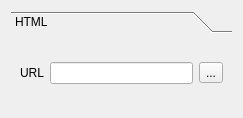
The window that src/ui/qgscomposerhtmlitemwidgetbase.ui (mhugent/QGIS) describes before a commit, drawn with Qt 5.
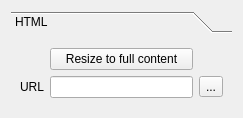
The same window after the commit.

Commit message: Take default dpi from QImage, zoom to full html function

The edit to the form file:
```diff
--- a/src/ui/qgscomposerhtmlitemwidgetbase.ui
+++ b/src/ui/qgscomposerhtmlitemwidgetbase.ui
@@ -32,23 +32,30 @@
        <string>HTML</string>
       </attribute>
       <layout class="QGridLayout" name="gridLayout">
-       <item row="0" column="0">
-        <widget class="QLabel" name="mUrlLabel">
-         <property name="text">
-          <string>URL</string>
-         </property>
-        </widget>
-       </item>
-       <item row="0" column="1">
+       <item row="1" column="1">
         <widget class="QLineEdit" name="mUrlLineEdit"/>
        </item>
-       <item row="0" column="2">
+       <item row="1" column="2">
         <widget class="QToolButton" name="mFileToolButton">
          <property name="text">
           <string>...</string>
          </property>
         </widget>
        </item>
+       <item row="1" column="0">
+        <widget class="QLabel" name="mUrlLabel">
+         <property name="text">
+          <string>URL</string>
+         </property>
+        </widget>
+       </item>
+       <item row="0" column="1">
+        <widget class="QPushButton" name="mResizeToFullContentButton">
+         <property name="text">
+          <string>Resize to full content</string>
+         </property>
+        </widget>
+       </item>
       </layout>
      </widget>
     </widget>
```
The commit also changes 4 other files.
